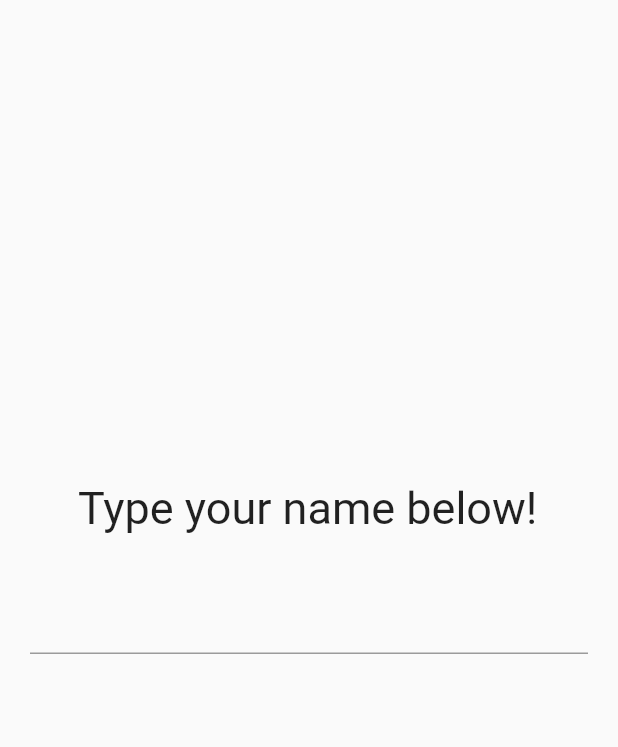
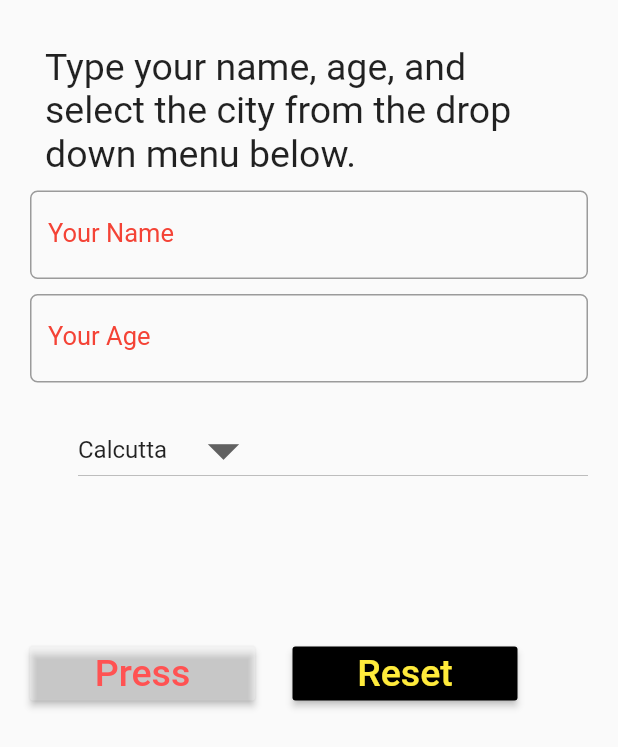
Before and after one commit to sanjibsinha/form_validation_stateful_app, a Flutter app: the screen it shows after launch, on a phone screen of 412 x 824 dp. Shown: the top 747 px of the screen. Run offline on Flutter 3.47's test engine with Material 2 defaults, Android fonts, the phone set to English and light mode, and no system bars.

Commit message:
second commit

```diff
--- /dev/null
+++ b/lib/controllers/dropdown_item_example.dart
@@ -0,0 +1,173 @@
+import 'package:flutter/material.dart';
+
+class DropDownExample extends StatefulWidget {
+  @override
+  _DropDownExampleState createState() => _DropDownExampleState();
+}
+
+class _DropDownExampleState extends State<DropDownExample> {
+
+  String yourName = '';
+  String yourAge = '';
+  var _cities = ["Calcutta", "Delhi", "Mumbai", "Chennai", "Bangalore"];
+  String _youHaveSelected = '';
+  String _displayText = '';
+
+  @override
+  void initState() {
+    super.initState();
+    _youHaveSelected = _cities[0];
+  }
+
+  TextEditingController textOfAge  = TextEditingController();
+  TextEditingController textOfName  = TextEditingController();
+
+  void selectedDropDownItem(String theValueSelected) {
+    setState(() {
+      this._youHaveSelected = theValueSelected;
+    });
+  }
+
+  String displayAllSelectedValue() {
+
+    String name = textOfName.text;
+    int age = int.parse(textOfAge.text);
+    String city = _youHaveSelected;
+
+    String displayAllSelectedValues = 'Your name is ${name}, your age is ${age}'
+        ' and you live in ${city}';
+
+    return displayAllSelectedValues;
+
+  }
+
+  void _resetButton() {
+
+    textOfName.text = '';
+    textOfAge.text = '';
+    _youHaveSelected = _cities[0];
+    _displayText = '';
+
+  }
+
+  @override
+  Widget build(BuildContext context) {
+    return Scaffold(
+      //resizeToAvoidBottomPadding: false,
+      body: Container(
+        margin: EdgeInsets.all(20.0),
+        child: ListView(
+          children: <Widget>[
+            Padding(
+              padding: const EdgeInsets.all(10.0),
+              child: Text(
+                'Type your name, age, and select the city from the drop down menu below.',
+                style: TextStyle(
+                  fontSize: 25.0,
+                ),
+              ),
+            ),
+            TextField(
+              keyboardType: TextInputType.text,
+              controller: textOfName,
+              style: TextStyle(
+                fontSize: 16.0,
+                color: Colors.blue,
+              ),
+              decoration: InputDecoration(
+                labelText: 'Your Name',
+                hintText: 'In text...',
+                labelStyle: TextStyle(
+                  fontSize: 17.0,
+                  color: Colors.red,
+                ),
+                border: OutlineInputBorder(
+                  borderRadius: BorderRadius.circular(5.0),
+                ),
+              ),
+            ),
+            SizedBox(height: 10.0,),
+            TextField(
+              keyboardType: TextInputType.text,
+              controller: textOfAge,
+              style: TextStyle(
+                fontSize: 16.0,
+                color: Colors.blue,
+              ),
+              decoration: InputDecoration(
+                labelText: 'Your Age',
+                hintText: 'In number...',
+                labelStyle: TextStyle(
+                  fontSize: 17.0,
+                  color: Colors.red,
+                ),
+                border: OutlineInputBorder(
+                  borderRadius: BorderRadius.circular(5.0),
+                ),
+              ),
+            ),
+            SizedBox(height: 10.0,),
+            Padding(
+              padding: const EdgeInsets.only(left: 32.0, top: 10.0),
+              child: DropdownButton<String>(
+                items: _cities.map((String nameOfCities) {
+                  return DropdownMenuItem<String>(
+                    value: nameOfCities,
+                    child: Text(nameOfCities),
+                  );
+                }).toList(),
+                onChanged: (String theValueSelected) {
+                  selectedDropDownItem(theValueSelected);
+                },
+                value: _youHaveSelected,
+                iconSize: 50.0,
+              ),
+            ),
+            SizedBox(height: 100.0,),
+            Row(
+              children: <Widget>[
+                Container(
+                  width: 150.0,
+                  child: RaisedButton(
+                    color: Colors.white24,
+                    textColor: Colors.redAccent,
+                    child: Text('Press', style: TextStyle(fontSize: 25.0),),
+                    onPressed: () {
+                      setState(() {
+                        this._displayText = displayAllSelectedValue();
+                      });
+                    },
+                  ),
+                ),
+                Container(width: 25.0,),
+                Container(
+                  width: 150.0,
+                  child: RaisedButton(
+                    color: Colors.black,
+                    textColor: Colors.yellow,
+                    child: Text('Reset', style: TextStyle(fontSize: 25.0),),
+                    onPressed: () {
+                      setState(() {
+                        _resetButton();
+                      });
+                    },
+                  ),
+                ),
+              ],
+            ),
+            Padding(
+              padding: const EdgeInsets.all(8.0),
+              child: Text(
+                '${_displayText}',
+                style: TextStyle(
+                  fontSize: 30.0,
+                  color: Colors.blueAccent,
+                ),
+              ),
+            ),
+          ],
+        ),
+      ),
+    );
+  }
+}
--- a/lib/main.dart
+++ b/lib/main.dart
@@ -1,5 +1,7 @@
 import 'package:flutter/material.dart';
+import 'package:form_validation_stateful_app/controllers/dropdown_item_example.dart';
 import 'package:form_validation_stateful_app/controllers/form_validation_state_one.dart';
+import 'package:form_validation_stateful_app/controllers/text_field_app.dart';
 import 'package:form_validation_stateful_app/controllers/text_field_example.dart';
 
 /**
@@ -19,7 +21,9 @@ class HomePage extends StatelessWidget {
       debugShowCheckedModeBanner: false,
       title: 'Form validation and State',
       //home: FormValidationAndStateApp(),
-      home: TextFieldExample(),
+      //home: TextFieldExample(),
+      home: DropDownExample(),
+      //home: TextFieldApp(),
     );
   }
 }
```
Also changed, not shown: lib/controllers/text_field_app.dart (added, +81 -0 lines).
